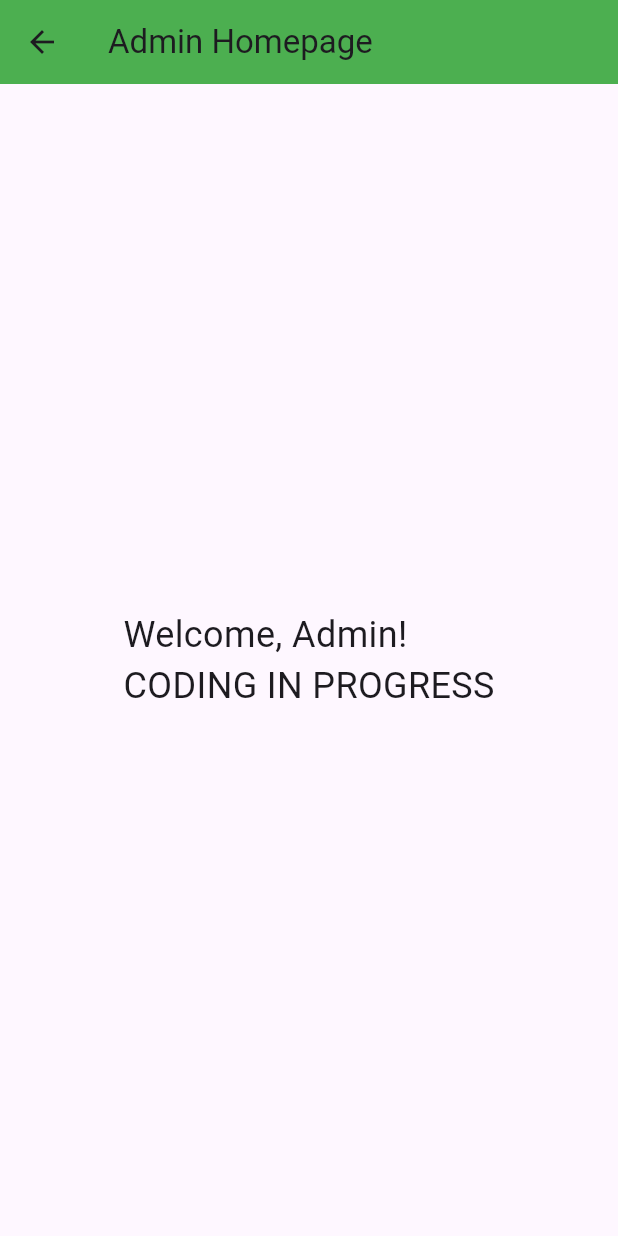
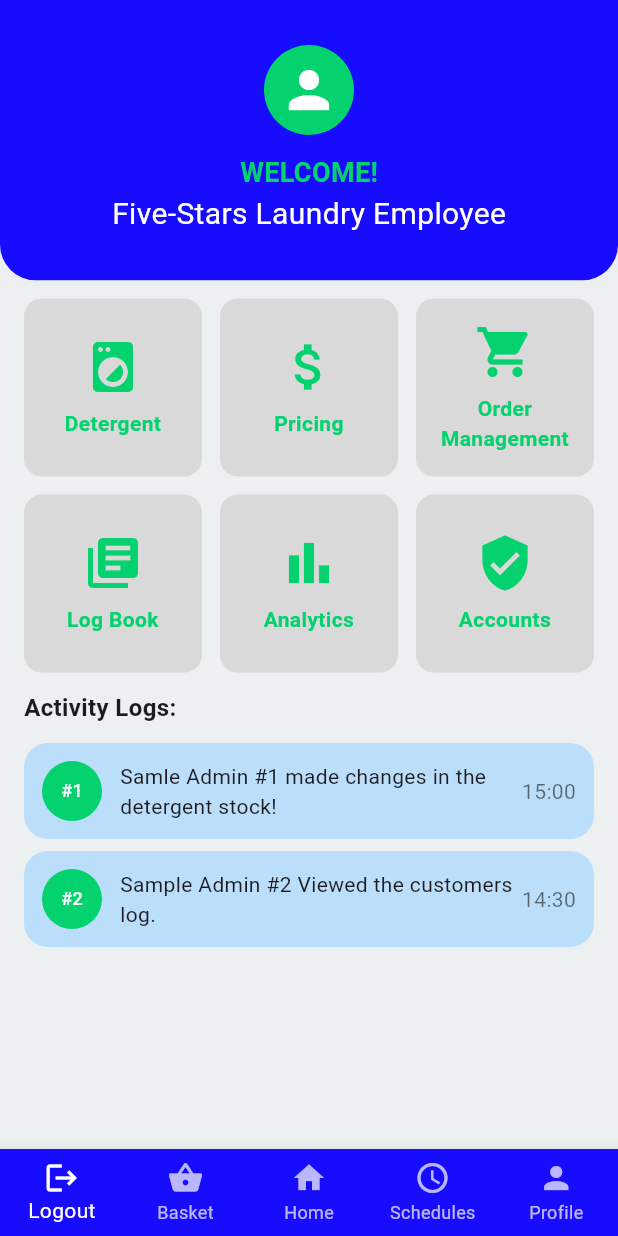
Before and after one commit to BernardGabriel-Personal/MobileApp_Laundry, a Flutter app: the AdminHomePage screen opened by its route, on a phone screen of 412 x 824 dp. Run offline on Flutter 3.47's test engine with Material 3 defaults, Android fonts, the phone set to English and light mode, and no system bars; our stand-ins replace cloud_firestore, firebase_auth, firebase_core; missing offline and left inert: mailer; accounts and stored records are empty; network calls fail.

Commit message:
Employee main page UI creation

```diff
--- a/lib/AdminDirectoryPage/1_admin_homepage.dart
+++ b/lib/AdminDirectoryPage/1_admin_homepage.dart
@@ -6,14 +6,169 @@ class AdminHomePage extends StatelessWidget {
   @override
   Widget build(BuildContext context) {
     return Scaffold(
-      appBar: AppBar(
-        title: const Text('Admin Homepage'),
-        backgroundColor: Colors.green,
+      backgroundColor: const Color(0xFFECF0F1),
+      bottomNavigationBar: BottomNavigationBar(
+        backgroundColor: const Color(0xFF170CFE),
+        selectedItemColor: Colors.white,
+        unselectedItemColor: Colors.white70,
+        type: BottomNavigationBarType.fixed,
+        items: const [
+          BottomNavigationBarItem(icon: Icon(Icons.logout), label: 'Logout'),
+          BottomNavigationBarItem(
+              icon: Icon(Icons.shopping_basket), label: 'Basket'),
+          BottomNavigationBarItem(icon: Icon(Icons.home), label: 'Home'),
+          BottomNavigationBarItem(
+              icon: Icon(Icons.schedule), label: 'Schedules'),
+          BottomNavigationBarItem(icon: Icon(Icons.person), label: 'Profile'),
+        ],
       ),
-      body: const Center(
-        child: Text(
-          'Welcome, Admin!\nCODING IN PROGRESS',
-          style: TextStyle(fontSize: 24),
+      body: SafeArea(
+        child: SingleChildScrollView(
+          child: Column(
+            children: [
+              ClipRRect(
+                borderRadius: const BorderRadius.only(
+                  bottomLeft: Radius.circular(24),
+                  bottomRight: Radius.circular(24),
+                ),
+                child: Container(
+                  color: const Color(0xFF170CFE),
+                  padding:
+                      const EdgeInsets.symmetric(horizontal: 16, vertical: 30),
+                  child: Center(
+                    child: Column(
+                      mainAxisSize: MainAxisSize.min,
+                      children: const [
+                        CircleAvatar(
+                          radius: 30,
+                          backgroundColor: Color(0xFF04D26F),
+                          child:
+                              Icon(Icons.person, color: Colors.white, size: 40),
+                        ),
+                        SizedBox(height: 12),
+                        Text(
+                          "WELCOME!",
+                          style: TextStyle(
+                            color: Color(0xFF04D26F),
+                            fontWeight: FontWeight.bold,
+                            fontSize: 18,
+                          ),
+                        ),
+                        Text(
+                          "Five-Stars Laundry Employee",
+                          style: TextStyle(
+                            color: Colors.white,
+                            fontSize: 20,
+                          ),
+                        ),
+                      ],
+                    ),
+                  ),
+                ),
+              ),
+              const SizedBox(height: 12),
+
+              // Dashboard Grid
+              Padding(
+                padding: const EdgeInsets.symmetric(horizontal: 16.0),
+                child: GridView.count(
+                  shrinkWrap: true,
+                  physics: const NeverScrollableScrollPhysics(),
+                  crossAxisCount: 3,
+                  crossAxisSpacing: 12,
+                  mainAxisSpacing: 12,
+                  children: [
+                    _buildDashboardTile(
+                        Icons.local_laundry_service, 'Detergent'),
+                    _buildDashboardTile(Icons.attach_money, 'Pricing'),
+                    _buildDashboardTile(
+                        Icons.shopping_cart, 'Order Management'),
+                    _buildDashboardTile(Icons.library_books, 'Log Book'),
+                    _buildDashboardTile(Icons.bar_chart, 'Analytics'),
+                    _buildDashboardTile(Icons.verified_user, 'Accounts'),
+                  ],
+                ),
+              ),
+              const SizedBox(height: 12),
+
+              // Activity Logs Section
+              const Padding(
+                padding: EdgeInsets.symmetric(horizontal: 16.0),
+                child: Align(
+                  alignment: Alignment.centerLeft,
+                  child: Text(
+                    'Activity Logs:',
+                    style: TextStyle(fontWeight: FontWeight.bold, fontSize: 16),
+                  ),
+                ),
+              ),
+              const SizedBox(height: 8),
+              _buildActivityLog("Samle Admin #1",
+                  "made changes in the detergent stock!", "15:00"),
+              _buildActivityLog(
+                  "Sample Admin #2", "Viewed the customers log.", "14:30"),
+              const SizedBox(height: 24),
+            ],
+          ),
+        ),
+      ),
+    );
+  }
+
+  // Dashboard Tile Builder
+  static Widget _buildDashboardTile(IconData icon, String label) {
+    return Container(
+      decoration: BoxDecoration(
+        color: const Color(0xFFD9D9D9),
+        borderRadius: BorderRadius.circular(12),
+      ),
+      child: Column(
+        mainAxisAlignment: MainAxisAlignment.center,
+        children: [
+          Icon(icon, size: 40, color: Color(0xFF04D26F)), // Increased icon size
+          const SizedBox(height: 8),
+          Text(
+            label,
+            textAlign: TextAlign.center,
+            style: const TextStyle(
+              color: Color(0xFF04D26F),
+              fontWeight: FontWeight.w600,
+            ),
+          ),
+        ],
+      ),
+    );
+  }
+
+  // Activity Log Entry Builder
+  static Widget _buildActivityLog(String admin, String action, String time) {
+    return Padding(
+      padding: const EdgeInsets.symmetric(horizontal: 16.0, vertical: 4),
+      child: Container(
+        padding: const EdgeInsets.all(12),
+        decoration: BoxDecoration(
+          color: Colors.blue.shade100,
+          borderRadius: BorderRadius.circular(16),
+        ),
+        child: Row(
+          children: [
+            CircleAvatar(
+              backgroundColor: const Color(0xFF04D26F),
+              radius: 20,
+              child: Text(
+                admin.split(' ').last,
+                style: const TextStyle(color: Colors.white, fontSize: 12),
+              ),
+            ),
+            const SizedBox(width: 12),
+            Expanded(
+              child: Text("$admin $action"),
+            ),
+            Text(
+              time,
+              style: const TextStyle(color: Colors.black54),
+            ),
+          ],
         ),
       ),
     );
```
